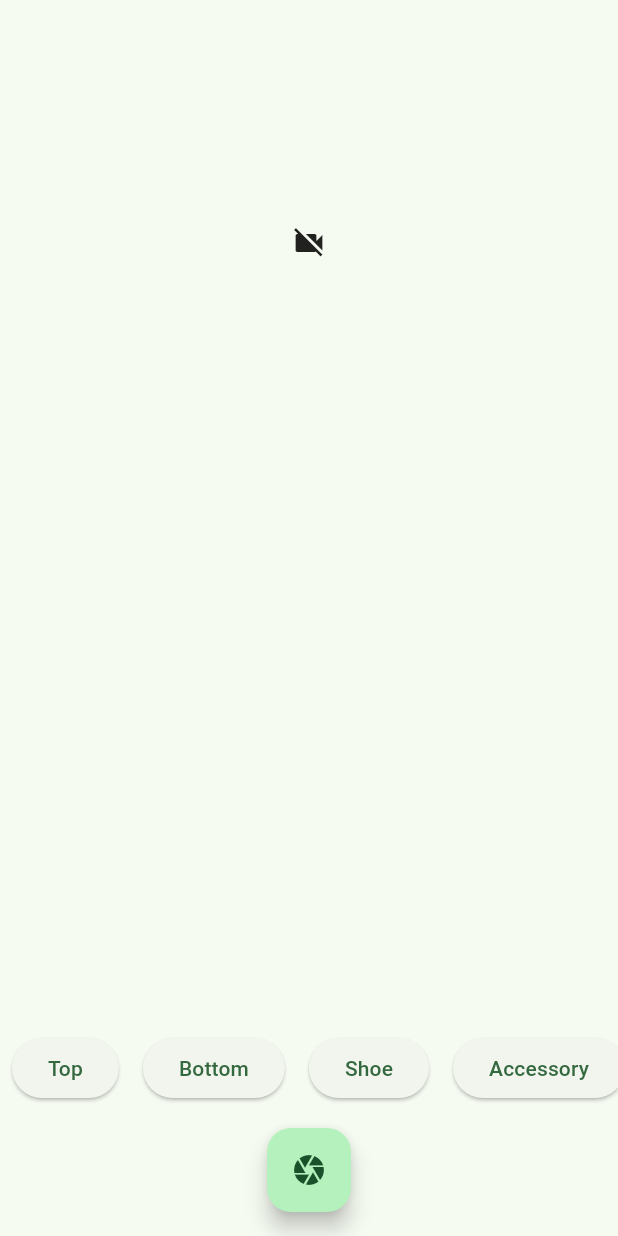
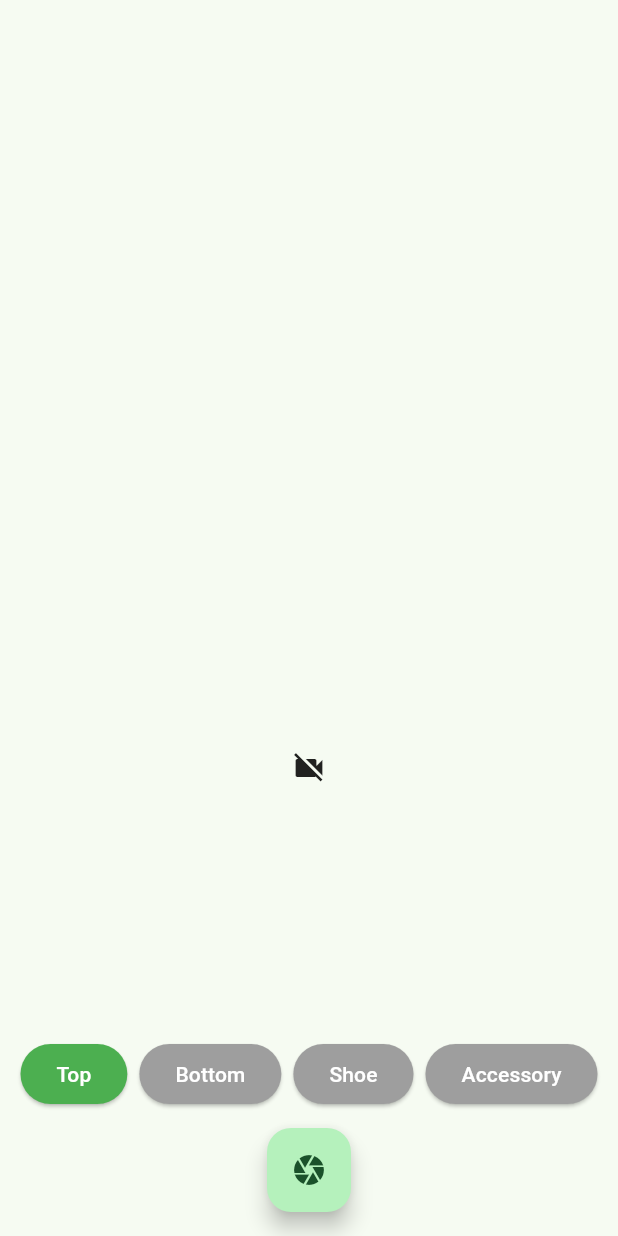
Before and after one commit to JessDang/WeatherWear-Mobile, a Flutter app: the CameraScreen screen opened directly, after a tap on "Top", on a phone screen of 412 x 824 dp. Run offline on Flutter 3.47's test engine with Material 3 defaults, Android fonts, the phone set to English and light mode, and no system bars; our stand-ins replace camera, table_calendar.

Commit message:
Tag selector

```diff
--- a/lib/screens/camera_screen.dart
+++ b/lib/screens/camera_screen.dart
@@ -23,10 +23,12 @@ class CameraScreen extends StatefulWidget {
 class CameraScreenState extends State<CameraScreen> {
   late CameraController? _controller;
   late Future<void> _initializeControllerFuture;
+  String? _tag;
 
   @override
   void initState() {
     super.initState();
+    _tag = null;
 
     final camera = widget.camera;
 
@@ -66,10 +68,12 @@ class CameraScreenState extends State<CameraScreen> {
                 crossAxisAlignment: CrossAxisAlignment.center,
                 children: [
                   Padding(
-                    padding: EdgeInsets.fromLTRB(0, 150.0, 0, 0),
+                    padding: EdgeInsets.fromLTRB(0, 500.0, 0, 0),
                     child: Center(child: Icon(Icons.videocam_off)),
                   ),
-                  TagSelector(),
+                  TagSelector(onTagSelected: (newTag) {
+                    _tag = newTag;
+                  }),
                 ],
               );
             } else if (snapshot.connectionState == ConnectionState.done) {
@@ -78,7 +82,9 @@ class CameraScreenState extends State<CameraScreen> {
                 crossAxisAlignment: CrossAxisAlignment.center,
                 children: [
                   CameraPreviewWidget(controller: controller, size: size),
-                  TagSelector(),
+                  TagSelector(onTagSelected: (newTag) {
+                    _tag = newTag;
+                  }),
                 ],
               );
             } else {
--- a/lib/widgets/tag_selector.dart
+++ b/lib/widgets/tag_selector.dart
@@ -1,61 +1,54 @@
 import 'package:flutter/material.dart';
 
-class TagSelector extends StatelessWidget {
+class TagSelector extends StatefulWidget {
+  final Function(String) onTagSelected; // Callback for tag selection
+
+  TagSelector({Key? key, required this.onTagSelected}) : super(key: key);
+
+  @override
+  _TagSelectorState createState() => _TagSelectorState();
+}
+
+class _TagSelectorState extends State<TagSelector> {
+  String selectedTag = ''; // Current selected tag
+
+  void _handleTagSelection(String tag) {
+    setState(() {
+      selectedTag = tag;
+    });
+    widget.onTagSelected(tag); // Notify parent widget of the selection
+  }
+
   @override
   Widget build(BuildContext context) {
     return Padding(
       padding: const EdgeInsets.fromLTRB(0, 0, 0, 80.0),
       child: SingleChildScrollView(
-        scrollDirection:
-            Axis.horizontal, // Set the scroll direction to horizontal
-
+        scrollDirection: Axis.horizontal,
         child: Row(
-          mainAxisAlignment: MainAxisAlignment
-              .start, // Aligns the buttons to the start of the row
+          mainAxisAlignment: MainAxisAlignment.start,
           children: <Widget>[
-            Padding(
-              padding: const EdgeInsets.all(8.0),
-              child: ElevatedButton(
-                onPressed: () {
-                  // Add your onPressed functionality here
-                  print('Top button pressed');
-                },
-                child: Text('Top'),
-              ),
-            ),
-            Padding(
-              padding: const EdgeInsets.all(8.0),
-              child: ElevatedButton(
-                onPressed: () {
-                  // Add your onPressed functionality here
-                  print('Bottom button pressed');
-                },
-                child: Text('Bottom'),
-              ),
-            ),
-            Padding(
-              padding: const EdgeInsets.all(8.0),
-              child: ElevatedButton(
-                onPressed: () {
-                  // Add your onPressed functionality here
-                  print('Shoe button pressed');
-                },
-                child: Text('Shoe'),
-              ),
-            ),
-            Padding(
-              padding: const EdgeInsets.all(8.0),
-              child: ElevatedButton(
-                onPressed: () {
-                  // Add your onPressed functionality here
-                  print('Accessory button pressed');
-                },
-                child: Text('Accessory'),
-              ),
-            ),
+            _buildTagButton('Top'),
+            _buildTagButton('Bottom'),
+            _buildTagButton('Shoe'),
+            _buildTagButton('Accessory'),
           ],
         ),
       ),
     );
   }
+
+  Widget _buildTagButton(String tag) {
+    return Padding(
+      padding: const EdgeInsets.all(4.0),
+      child: ElevatedButton(
+        onPressed: () => _handleTagSelection(tag),
+        style: ElevatedButton.styleFrom(
+					onPrimary: Colors.white,
+          primary: selectedTag == tag ? Colors.green : Colors.grey,
+        ),
+        child: Text(tag),
+      ),
+    );
+  }
 }
```
